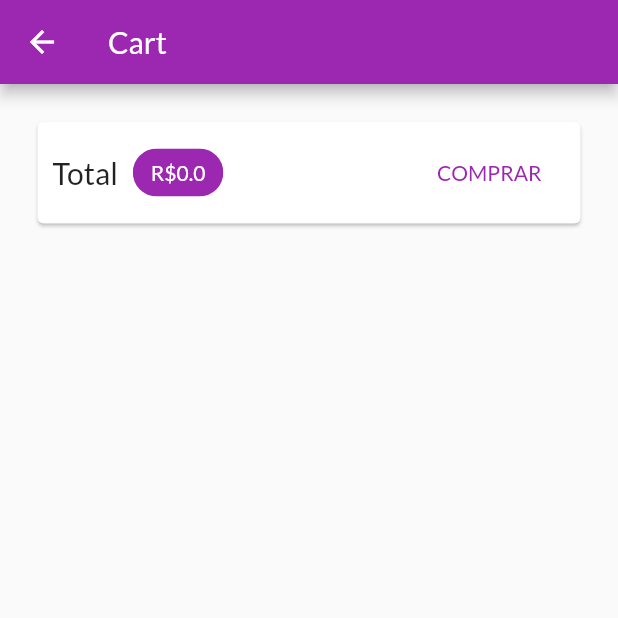
After one commit to galdinogabriel/shopApp, a Flutter app: the CartScreen screen opened by its route, on a phone screen of 412 x 824 dp, the top half of it. The commit adds this screen. Run offline on Flutter 3.47's test engine with Material 2 defaults, Android fonts, the phone set to English and light mode, and no system bars; network calls fail.

Commit message:
add total in 'cart_screen'

```diff
--- a/lib/main.dart
+++ b/lib/main.dart
@@ -1,6 +1,7 @@
 import 'package:flutter/material.dart';
 import 'package:shop/providers/cart.dart';
 import 'package:shop/utils/app_routes.dart';
+import 'package:shop/views/cart_screen.dart';
 import 'package:shop/views/product_detail_screen.dart';
 import './views/products_overview_screen.dart';
 import 'package:provider/provider.dart';
@@ -31,6 +32,7 @@ class MyApp extends StatelessWidget {
         routes: {
           AppRoutes.HOME: (context) => ProductsOverviewScreen(),
           AppRoutes.PRODUCT_DETAIL: (context) => ProductdetailScreen(),
+          AppRoutes.CART: (context) => CartScreen(),
         },
       ),
     );
--- a/lib/providers/cart.dart
+++ b/lib/providers/cart.dart
@@ -28,6 +28,14 @@ class Cart with ChangeNotifier {
     return _items.length;
   }
 
+  double get totalAmount {
+    double total = 0.0;
+    _items.forEach((key, cartItem) {
+      total += cartItem.price * cartItem.quantity;
+    });
+    return total;
+  }
+
   void addItem(Product product) {
     if (_items.containsKey(product.id)) {
       _items.update(product.id, (existingItem) {
--- a/lib/utils/app_routes.dart
+++ b/lib/utils/app_routes.dart
@@ -1,4 +1,5 @@
 class AppRoutes {
   static const HOME = '/';
   static const PRODUCT_DETAIL = '/product-detail';
+  static const CART = '/cart';
 }
--- /dev/null
+++ b/lib/views/cart_screen.dart
@@ -0,0 +1,52 @@
+import 'package:flutter/material.dart';
+import 'package:provider/provider.dart';
+import '../providers/cart.dart';
+
+class CartScreen extends StatelessWidget {
+  @override
+  Widget build(BuildContext context) {
+    final Cart cart = Provider.of(context);
+    return Scaffold(
+      appBar: AppBar(
+        title: Text("Cart"),
+      ),
+      body: Column(
+        children: [
+          Card(
+            margin: EdgeInsets.all(25),
+            child: Padding(
+              padding: EdgeInsets.all(10),
+              child: Row(
+                mainAxisAlignment: MainAxisAlignment.spaceBetween,
+                children: [
+                  Text(
+                    'Total',
+                    style: TextStyle(fontSize: 20),
+                  ),
+                  SizedBox(
+                    width: 10,
+                  ),
+                  Chip(
+                    label: Text(
+                      'R\$${cart.totalAmount}',
+                      style: TextStyle(
+                          color:
+                              Theme.of(context).primaryTextTheme.title.color),
+                    ),
+                    backgroundColor: Theme.of(context).primaryColor,
+                  ),
+                  Spacer(),
+                  FlatButton(
+                    onPressed: () {},
+                    child: Text("COMPRAR"),
+                    textColor: Theme.of(context).primaryColor,
+                  )
+                ],
+              ),
+            ),
+          ),
+        ],
+      ),
+    );
+  }
+}
--- a/lib/views/products_overview_screen.dart
+++ b/lib/views/products_overview_screen.dart
@@ -1,6 +1,7 @@
 import 'package:flutter/material.dart';
 import 'package:provider/provider.dart';
 import 'package:shop/providers/cart.dart';
+import 'package:shop/utils/app_routes.dart';
 import 'package:shop/widgets/badged.dart';
 import 'package:shop/widgets/product_grid.dart';
 
@@ -51,7 +52,9 @@ class _ProductsOverviewScreenState extends State<ProductsOverviewScreen> {
               value: cart.itemCount.toString(),
               child: IconButton(
                 icon: Icon(Icons.shopping_cart),
-                onPressed: () {},
+                onPressed: () {
+                  Navigator.of(context).pushNamed(AppRoutes.CART);
+                },
               ),
             ),
           )
```
